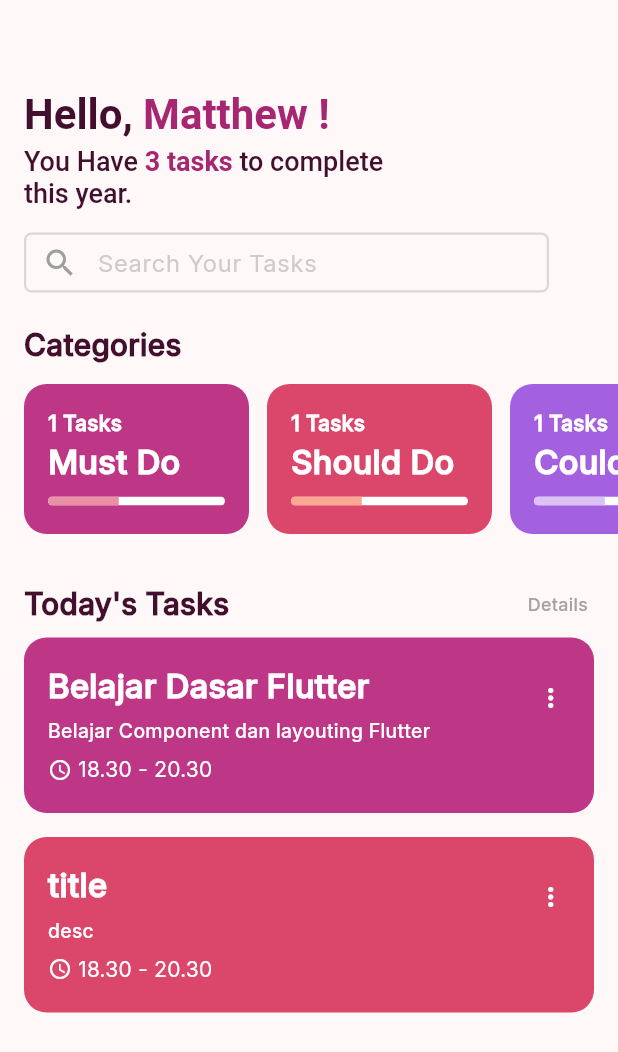
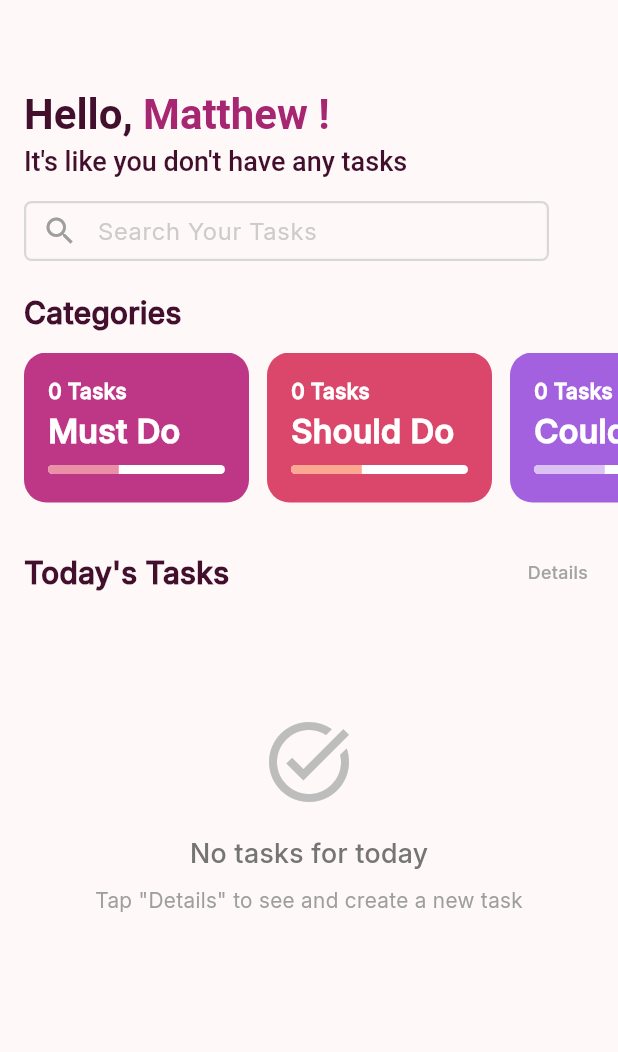
Before and after one commit to mmm-chd/ulangan1_11pplg2, a Flutter app: the HomePage screen opened by its route, on a phone screen of 412 x 824 dp. Shown: the top 1052 px of the screen. Run offline on Flutter 3.47's test engine with Material 3 defaults, Android fonts, the phone set to English and light mode, and no system bars; our stand-ins replace easy_date_timeline, flutter_svg, get, lottie.

```diff
--- a/lib/components/widget/button_component.dart
+++ b/lib/components/widget/button_component.dart
@@ -30,7 +30,6 @@ class ButtonComponent extends StatelessWidget {
 
   @override
   Widget build(BuildContext context) {
-    // Dynamic text color based on background
     Color textColor = backgroundColor == Colors.transparent
         ? outlineColor
         : Colors.white;
@@ -41,7 +40,6 @@ class ButtonComponent extends StatelessWidget {
             child: InkWell(
               onTap: onPressed,
               borderRadius: BorderRadius.circular(borderRadius),
-              // Add splash color for better feedback
               splashColor: textColor.withOpacity(0.1),
               highlightColor: textColor.withOpacity(0.05),
               child: AnimatedContainer(
--- a/lib/components/widget/easydatetime_component.dart
+++ b/lib/components/widget/easydatetime_component.dart
@@ -1,22 +1,18 @@
 import 'package:flutter/material.dart';
-import 'package:get/get.dart';
 import 'package:intl/intl.dart';
 import 'package:easy_date_timeline/easy_date_timeline.dart';
 import 'package:ulangan1_11pplg2/components/color/custom_color.dart';
 import 'package:ulangan1_11pplg2/components/widget/space_component.dart';
-import 'package:ulangan1_11pplg2/controller/list_task_controller.dart';
 
 class DateTimelineComponent extends StatelessWidget {
   final DateTime initialDate;
   final Function(DateTime) onChange;
 
-  DateTimelineComponent({
+  const DateTimelineComponent({
     super.key,
     required this.initialDate,
     required this.onChange,
   });
-
-  final ListTaskController listTaskController = Get.find<ListTaskController>();
 
   @override
   Widget build(BuildContext context) {
--- a/lib/data/data_todo.dart
+++ b/lib/data/data_todo.dart
@@ -1,54 +1,10 @@
 import 'package:get/get.dart';
 import 'package:intl/intl.dart';
-import 'package:ulangan1_11pplg2/components/color/custom_color.dart';
 import 'package:ulangan1_11pplg2/model/model.dart';
 
 class DataTodo extends GetxController {
   DateFormat dateFormat = DateFormat.yM();
   DateFormat timeFormat = DateFormat();
 
-  RxList<ToDoItem> toDoItem = <ToDoItem>[
-    ToDoItem(
-      title: 'Belajar Dasar Flutter',
-      desc: 'Belajar Component dan layouting Flutter',
-      date: DateTime.now(),
-      startTime: DateFormat(
-        'HH.mm',
-      ).format(DateTime.parse('2025-08-12 18:30:00')).toString(),
-      endTime: DateFormat('HH.mm')
-          .format(DateTime.parse('2025-08-12 18:30:00').add(Duration(hours: 2)))
-          .toString(),
-      priority: PriorityColor.primaryColor,
-      priorityStr: 'must do',
-      isCompleted: false,
-    ),
-    ToDoItem(
-      title: 'title',
-      desc: 'desc',
-      date: DateTime.now(),
-      startTime: DateFormat(
-        'HH.mm',
-      ).format(DateTime.parse('2025-08-12 18:30:00')).toString(),
-      endTime: DateFormat('HH.mm')
-          .format(DateTime.parse('2025-08-12 18:30:00').add(Duration(hours: 2)))
-          .toString(),
-      priority: PriorityColor.secondaryColor,
-      priorityStr: 'should do',
-      isCompleted: false,
-    ),
-    ToDoItem(
-      title: 'title1',
-      desc: 'desc',
-      date: DateTime.now().add(Duration(days: 1)),
-      startTime: DateFormat(
-        'HH.mm',
-      ).format(DateTime.parse('2025-08-12 18:30:00')).toString(),
-      endTime: DateFormat('HH.mm')
-          .format(DateTime.parse('2025-08-12 18:30:00').add(Duration(hours: 2)))
-          .toString(),
-      priority: PriorityColor.accentColor,
-      priorityStr: 'could do',
-      isCompleted: false,
-    ),
-  ].obs;
+  RxList<ToDoItem> toDoItem = <ToDoItem>[].obs;
 }
```
